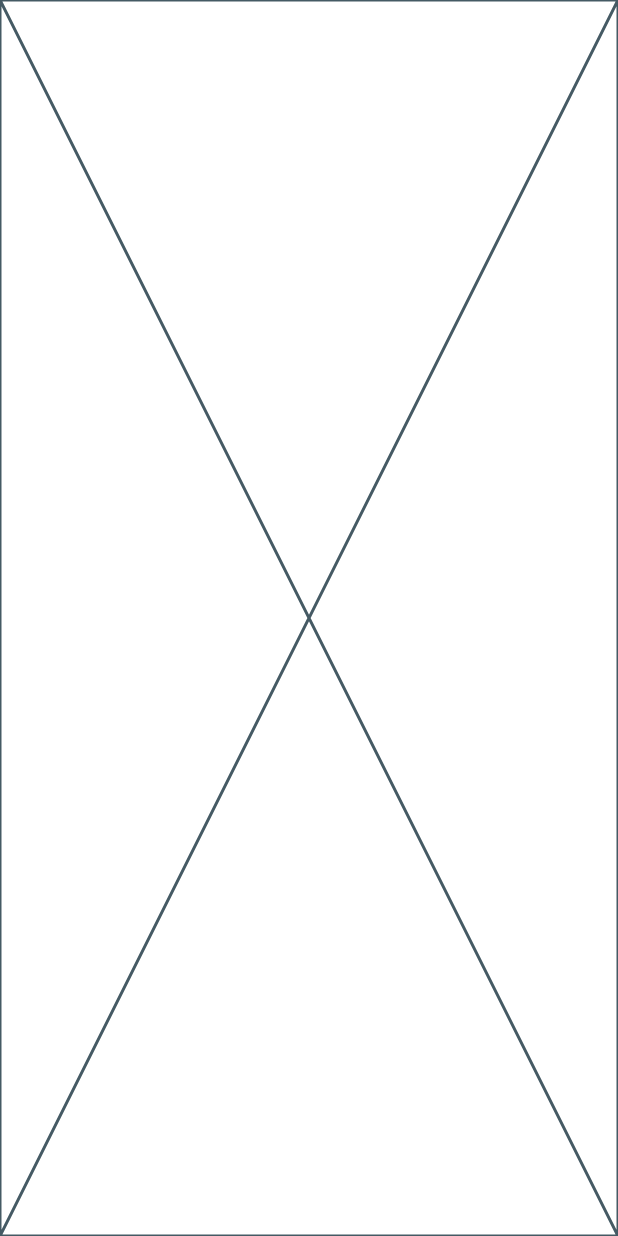
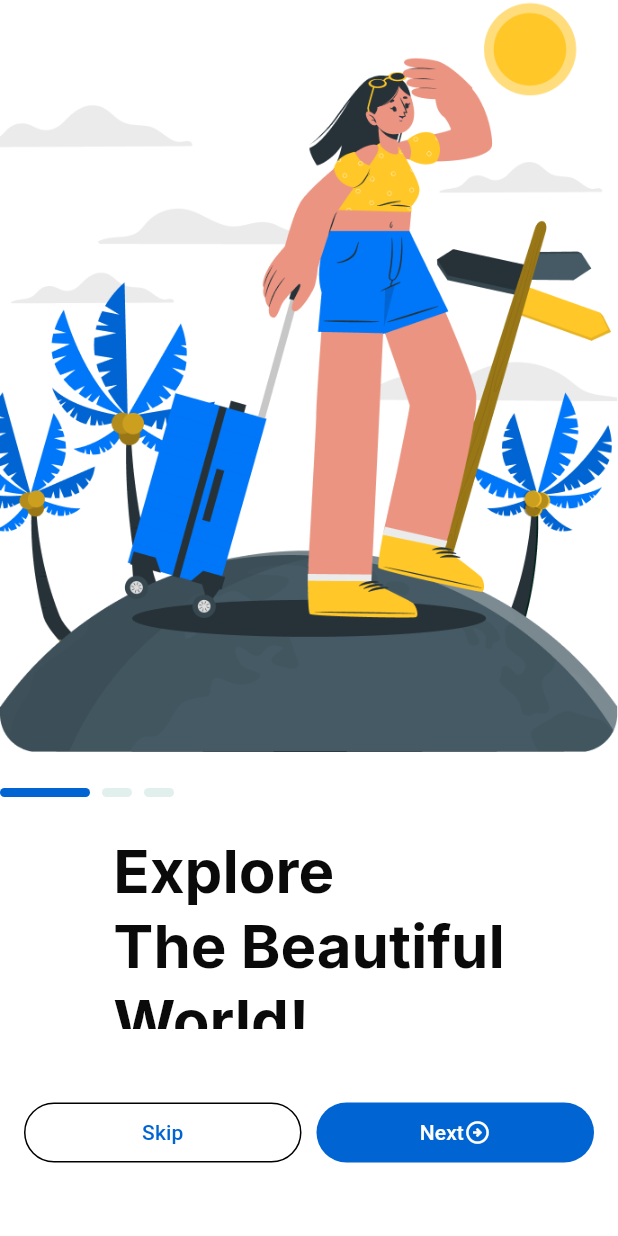
Before and after one commit to blacktaler1/flightapp, a Flutter app: the screen it shows after launch, on a phone screen of 412 x 824 dp. Run offline on Flutter 3.47's test engine with Material 3 defaults, Android fonts, the phone set to English and light mode, and no system bars; our stand-ins replace google_fonts.

Commit message:
feature: onboarding started

```diff
--- a/lib/features/presentation/prestation.dart
+++ b/lib/features/presentation/prestation.dart
@@ -1 +1,2 @@
-// TODO Implement this library.
+export 'widgets/widgets.dart';
+export 'screens/screens.dart';
--- /dev/null
+++ b/lib/features/presentation/screens/onboarding_screen.dart
@@ -0,0 +1,69 @@
+import 'package:flutter/material.dart';
+
+import '../prestation.dart';
+
+class OnboardingScreen extends StatelessWidget {
+  const OnboardingScreen({super.key});
+
+  @override
+  Widget build(BuildContext context) {
+    return Scaffold(
+      body: CustomScrollView(
+        slivers: [
+          SliverFillRemaining(
+            child: PageView(
+              scrollDirection: Axis.horizontal,
+              children: [
+                Column(
+                  mainAxisAlignment: MainAxisAlignment.center,
+                  spacing: 24,
+                  children: [
+                    Image.asset("assets/images/onboarding-1.png"),
+                    Indicator(currentStep: 0),
+                    Text(
+                      "Explore\fThe Beautiful\fWorld!",
+                      style: Theme.of(context).textTheme.headlineLarge,
+                    ),
+                  ],
+                ),
+              ],
+            ),
+          )
+        ],
+      ),
+      bottomNavigationBar: Padding(
+        padding: const EdgeInsets.symmetric(horizontal: 16, vertical: 45),
+        child: Row(
+          children: [
+            Expanded(
+              child: OutlinedButton(
+                onPressed: () {},
+                child: Text("Skip"),
+              ),
+            ),
+            SizedBox(
+              width: 10,
+            ),
+            Expanded(
+              child: FilledButton(
+                style: FilledButton.styleFrom(
+                  backgroundColor: Theme.of(context).colorScheme.primary,
+                ),
+                onPressed: () {},
+                child: Row(
+                  mainAxisAlignment: MainAxisAlignment.center,
+                  children: [
+                    Text("Next"),
+                    Icon(
+                      Icons.arrow_circle_right_outlined,
+                    ),
+                  ],
+                ),
+              ),
+            ),
+          ],
+        ),
+      ),
+    );
+  }
+}
--- /dev/null
+++ b/lib/features/presentation/screens/screens.dart
@@ -0,0 +1 @@
+export 'onboarding_screen.dart';
--- /dev/null
+++ b/lib/features/presentation/widgets/indicator.dart
@@ -0,0 +1,53 @@
+import 'package:flutter/material.dart';
+
+class Indicator extends StatelessWidget {
+  final int currentStep;
+  const Indicator({
+    super.key,
+    required this.currentStep,
+  });
+
+  @override
+  Widget build(BuildContext context) {
+    return AnimatedSwitcher(
+      duration: Durations.medium1,
+      child: Row(
+        key: Key("steps-$currentStep"),
+        children: [
+          Container(
+            decoration: BoxDecoration(
+              borderRadius: BorderRadius.circular(14),
+              color: currentStep == 0
+                  ? Theme.of(context).colorScheme.primary
+                  : Color(0xffE1F0ED),
+            ),
+            width: currentStep == 0 ? 60 : 20,
+            height: 6,
+          ),
+          const SizedBox(width: 8),
+          Container(
+            decoration: BoxDecoration(
+              borderRadius: BorderRadius.circular(14),
+              color: currentStep == 1
+                  ? Theme.of(context).colorScheme.primary
+                  : Color(0xffE1F0ED),
+            ),
+            width: currentStep == 1 ? 60 : 20,
+            height: 6,
+          ),
+          const SizedBox(width: 8),
+          Container(
+            decoration: BoxDecoration(
+              borderRadius: BorderRadius.circular(9),
+              color: currentStep == 2
+                  ? Theme.of(context).colorScheme.primary
+                  : Color(0xffE1F0ED),
+            ),
+            width: currentStep == 2 ? 60 : 20,
+            height: 6,
+          ),
+        ],
+      ),
+    );
+  }
+}
--- /dev/null
+++ b/lib/features/presentation/widgets/widgets.dart
@@ -0,0 +1 @@
+export 'indicator.dart';
--- a/lib/shared/application/app_theme.dart
+++ b/lib/shared/application/app_theme.dart
@@ -37,8 +37,8 @@ class AppTheme {
   static TextTheme get textTheme => TextTheme(
         headlineLarge: GoogleFonts.inter(
           fontWeight: FontWeight.w700,
-          fontSize: 34,
-          color: Color(0x0fffffff),
+          fontSize: 40,
+          color: Color(0xff0A0A0A),
         ),
         headlineSmall: GoogleFonts.inter(
           fontWeight: FontWeight.w500,
--- a/lib/shared/presentation/app.dart
+++ b/lib/shared/presentation/app.dart
@@ -1,4 +1,6 @@
+import 'package:flight_app/shared/application/aplication.dart';
 import 'package:flutter/material.dart';
+import '../../features/features.dart';
 
 class FlightApp extends StatelessWidget {
   const FlightApp({super.key});
@@ -7,7 +9,8 @@ class FlightApp extends StatelessWidget {
   Widget build(BuildContext context) {
     return MaterialApp(
       debugShowCheckedModeBanner: false,
-      home: Placeholder(),
+      home: OnboardingScreen(),
+      theme: AppTheme.light,
     );
   }
 }
--- a/pubspec.yaml
+++ b/pubspec.yaml
@@ -60,7 +60,10 @@ flutter:
   uses-material-design: true
 
   # To add assets to your application, add an assets section, like this:
-  # assets:
+  assets:
+      - assets/images/
+      - assets/icons/
+
   #   - images/a_dot_burr.jpeg
   #   - images/a_dot_ham.jpeg
 
```
Also changed, not shown: assets/icons/Apple.svg (added), assets/icons/Facebook.svg (added), assets/icons/Google.svg (added), assets/icons/card-icon.svg (added), assets/icons/transaction-icon.svg (added), assets/images/airbus.png (added), assets/images/delete-account.png (added), assets/images/onboarding-1.png (added), assets/images/onboarding-2.png (added), assets/images/onboarding-3.png (added), assets/images/profile-image.png (added), assets/images/transaction-1.png (added).
